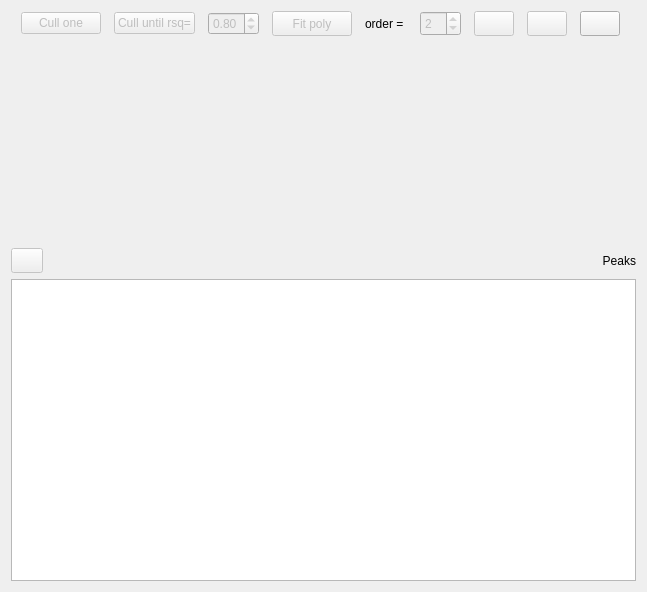
First picture: the form in gui/analysis/form_fwhm_calibration.ui, repository usnistgov/qpx-gamma, before the edit.
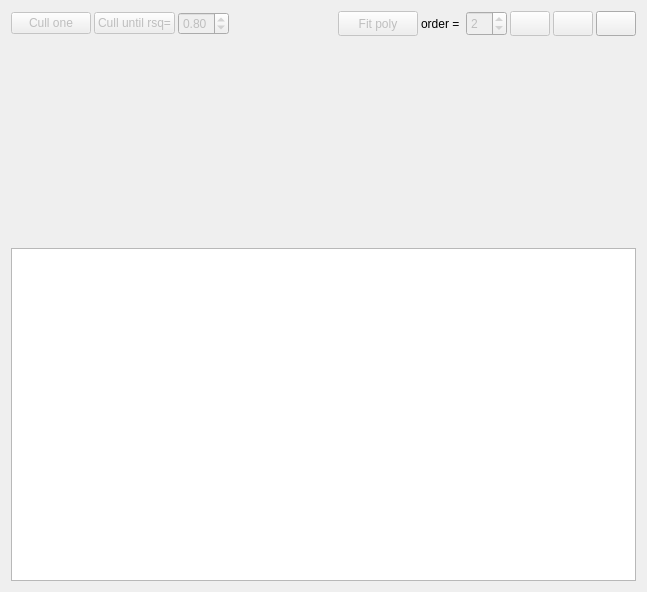
Second picture: the form after the edit. Icons and pictures are not drawn. Custom widgets are drawn as their Qt base class.

Commit message: peak fitter gui more responsive

Diff of the .ui file:
```diff
--- a/gui/analysis/form_fwhm_calibration.ui
+++ b/gui/analysis/form_fwhm_calibration.ui
@@ -89,26 +89,11 @@
         </widget>
        </item>
        <item>
-        <spacer name="horizontalSpacer_5">
-         <property name="minimumSize">
-          <size>
-           <width>0</width>
-           <height>25</height>
-          </size>
+        <widget class="QLabel" name="label_2">
+         <property name="text">
+          <string/>
          </property>
-         <property name="orientation">
-          <enum>Qt::Horizontal</enum>
-         </property>
-         <property name="sizeType">
-          <enum>QSizePolicy::Preferred</enum>
-         </property>
-         <property name="sizeHint" stdset="0">
-          <size>
-           <width>2</width>
-           <height>20</height>
-          </size>
-         </property>
-        </spacer>
+        </widget>
        </item>
        <item>
         <widget class="QPushButton" name="pushFit">
@@ -343,124 +328,14 @@
       </widget>
      </item>
      <item>
-      <layout class="QHBoxLayout" name="horizontalLayout_6">
-       <property name="sizeConstraint">
-        <enum>QLayout::SetDefaultConstraint</enum>
+      <widget class="QTableWidget" name="tableFWHM">
+       <property name="sizePolicy">
+        <sizepolicy hsizetype="Preferred" vsizetype="MinimumExpanding">
+         <horstretch>0</horstretch>
+         <verstretch>0</verstretch>
+        </sizepolicy>
        </property>
-       <item>
-        <layout class="QVBoxLayout" name="verticalLayout_4">
-         <item>
-          <layout class="QHBoxLayout" name="horizontalLayout_2">
-           <property name="spacing">
-            <number>0</number>
-           </property>
-           <item>
-            <widget class="QPushButton" name="pushRemovePeak">
-             <property name="enabled">
-              <bool>false</bool>
-             </property>
-             <property name="sizePolicy">
-              <sizepolicy hsizetype="Maximum" vsizetype="Maximum">
-               <horstretch>0</horstretch>
-               <verstretch>0</verstretch>
-              </sizepolicy>
-             </property>
-             <property name="minimumSize">
-              <size>
-               <width>32</width>
-               <height>25</height>
-              </size>
-             </property>
-             <property name="maximumSize">
-              <size>
-               <width>32</width>
-               <height>25</height>
-              </size>
-             </property>
-             <property name="toolTip">
-              <string>Remove peak</string>
-             </property>
-             <property name="text">
-              <string/>
-             </property>
-             <property name="icon">
-              <iconset resource="../resources/qpxres.qrc">
-               <normaloff>:/icons/oxy/16/editdelete.png</normaloff>:/icons/oxy/16/editdelete.png</iconset>
-             </property>
-             <property name="iconSize">
-              <size>
-               <width>18</width>
-               <height>18</height>
-              </size>
-             </property>
-            </widget>
-           </item>
-           <item>
-            <spacer name="horizontalSpacer_3">
-             <property name="orientation">
-              <enum>Qt::Horizontal</enum>
-             </property>
-             <property name="sizeType">
-              <enum>QSizePolicy::Maximum</enum>
-             </property>
-             <property name="sizeHint" stdset="0">
-              <size>
-               <width>32</width>
-               <height>20</height>
-              </size>
-             </property>
-            </spacer>
-           </item>
-           <item>
-            <widget class="QLabel" name="label_3">
-             <property name="sizePolicy">
-              <sizepolicy hsizetype="Preferred" vsizetype="Fixed">
-               <horstretch>0</horstretch>
-               <verstretch>0</verstretch>
-              </sizepolicy>
-             </property>
-             <property name="minimumSize">
-              <size>
-               <width>0</width>
-               <height>20</height>
-              </size>
-             </property>
-             <property name="maximumSize">
-              <size>
-               <width>16777215</width>
-               <height>25</height>
-              </size>
-             </property>
-             <property name="text">
-              <string>Peaks</string>
-             </property>
-             <property name="alignment">
-              <set>Qt::AlignRight|Qt::AlignTrailing|Qt::AlignVCenter</set>
-             </property>
-            </widget>
-           </item>
-          </layout>
-         </item>
-         <item>
-          <layout class="QHBoxLayout" name="horizontalLayout_5">
-           <property name="sizeConstraint">
-            <enum>QLayout::SetMinimumSize</enum>
-           </property>
-           <item>
-            <widget class="QTableWidget" name="tableFWHM">
-             <property name="sizePolicy">
-              <sizepolicy hsizetype="Preferred" vsizetype="MinimumExpanding">
-               <horstretch>0</horstretch>
-               <verstretch>0</verstretch>
-              </sizepolicy>
-             </property>
-            </widget>
-           </item>
-          </layout>
-         </item>
-        </layout>
-       </item>
-      </layout>
+      </widget>
      </item>
     </layout>
    </item>
```
The commit also changes 11 other files.
